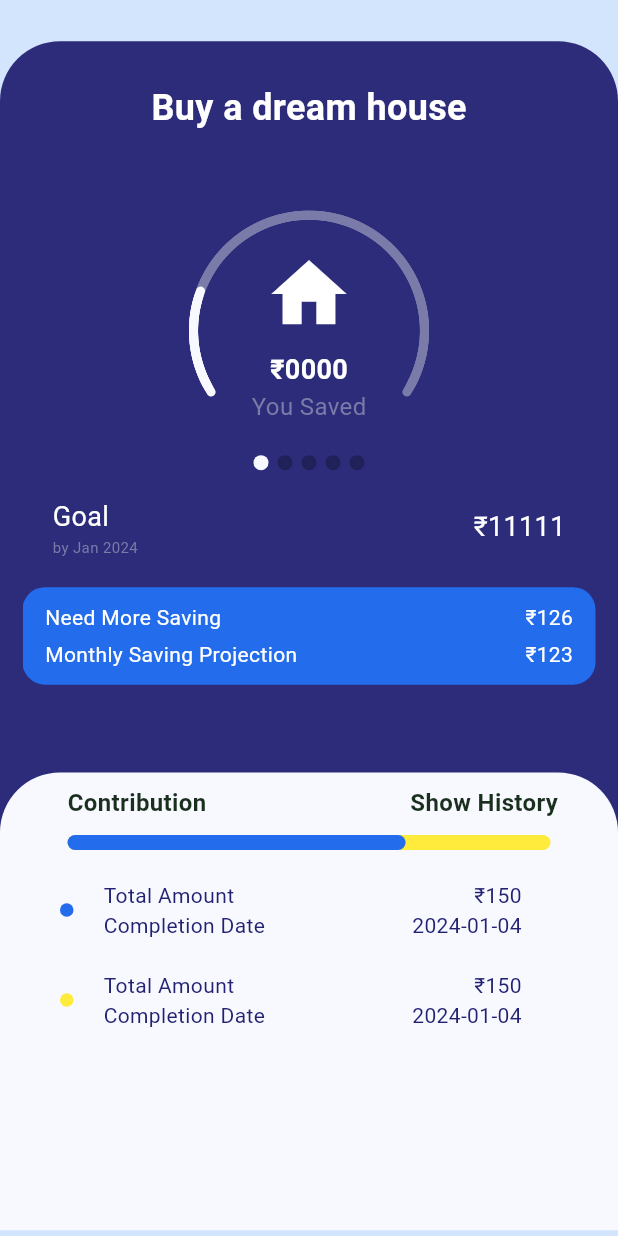
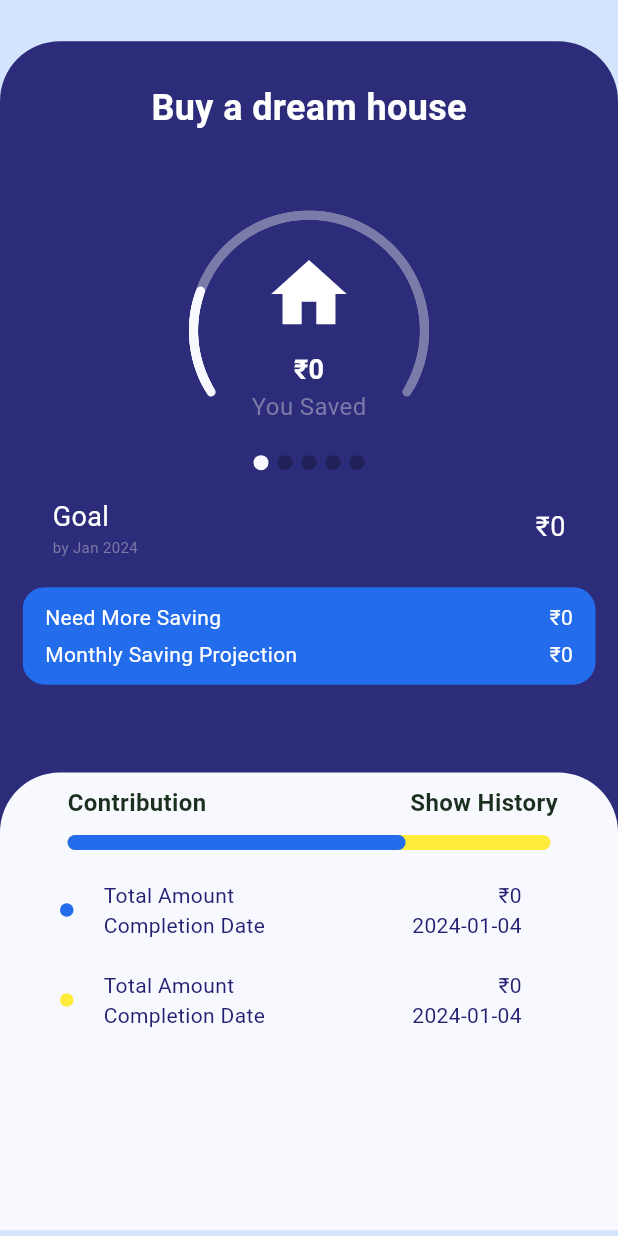
Before and after one commit to SachinVish012/test_pro, a Flutter app: the screen it shows after launch, on a phone screen of 412 x 824 dp. Run offline on Flutter 3.47's test engine with Material 3 defaults, Android fonts, the phone set to English and light mode, and no system bars; drawn by our look-alikes of carousel_slider, percent_indicator, step_progress_indicator; our stand-ins replace firebase_core, firebase_database; accounts and stored records are empty.

```diff
--- a/lib/main.dart
+++ b/lib/main.dart
@@ -1,7 +1,10 @@
+import 'package:firebase_core/firebase_core.dart';
 import 'package:flutter/material.dart';
 import 'package:test_pro/screens/home_page.dart';
 
-void main() {
+void main() async{
+  WidgetsFlutterBinding.ensureInitialized();
+  await Firebase.initializeApp();
   runApp(const MyApp());
 }
 
--- a/lib/screens/home_page.dart
+++ b/lib/screens/home_page.dart
@@ -1,3 +1,5 @@
+import 'package:firebase_core/firebase_core.dart';
+import 'package:firebase_database/firebase_database.dart';
 import 'package:flutter/material.dart';
 import 'package:test_pro/res/colors/colors.dart';
 import '../res/content/app_text.dart';
@@ -14,6 +16,13 @@ class HomePage extends StatefulWidget {
 }
 
 class _HomePageState extends State<HomePage> {
+  DatabaseReference ref = FirebaseDatabase.instance.ref("data");
+
+  @override
+  void initState() {
+    // TODO: implement initState
+    super.initState();
+  }
 
   @override
   Widget build(BuildContext context) {
--- a/lib/widget/circular_indicator.dart
+++ b/lib/widget/circular_indicator.dart
@@ -1,5 +1,6 @@
 import 'package:carousel_slider/carousel_options.dart';
 import 'package:carousel_slider/carousel_slider.dart';
+import 'package:firebase_database/firebase_database.dart';
 import 'package:flutter/material.dart';
 import 'package:step_progress_indicator/step_progress_indicator.dart';
 import 'package:test_pro/res/content/app_text.dart';
@@ -15,6 +16,36 @@ class CircularIndicatorHome extends StatefulWidget {
 
 class _CircularIndicatorHomeState extends State<CircularIndicatorHome> {
   int activePage = 0;
+  String saveAmount="0";
+  String goalAmount="0";
+  String savingAmount="0";
+  String monthSaveAmount="0";
+  DatabaseReference ref = FirebaseDatabase.instance.ref('data');
+
+  @override
+  initState(){
+    super.initState();
+    firebaseDataCall();
+  }
+
+  firebaseDataCall() async {
+    final goal1 = await ref.child('goalAmount').get();
+    final monthAmount1 = await ref.child('monthlySaving').get();
+    final saveAmount1 = await ref.child('saveAmount').get();
+    final savingAmount1 = await ref.child('savingAmount').get();
+    print(goal1.value);
+    if(goal1.value!=null&&monthAmount1.value!=null&&saveAmount1.value!=null&&savingAmount1.value!=null)
+      {
+        print("not null");
+        setState(() {
+          saveAmount=saveAmount1.value.toString();
+          goalAmount=goal1.value.toString();
+          savingAmount=savingAmount1.value.toString();
+          monthSaveAmount=monthAmount1.value.toString();
+        });
+      }
+  }
+
   @override
   Widget build(BuildContext context) {
       var height1 = MediaQuery
@@ -49,13 +80,14 @@ class _CircularIndicatorHomeState extends State<CircularIndicatorHome> {
                 IconButton(
                     onPressed:(){
                       print("Home Pressed");
+                      //firebasewrite();
                     },
                     icon: Icon(Icons.home,color: AppColors.textWhite,size: 60,)
                 ),
                 Container(
                   width: width1/3,
                   alignment: Alignment.topCenter,
-                  child: text1(context, "\u{20B9}0000", AppColors.textWhite,18,FontWeight.bold)
+                  child: text1(context, "\u{20B9}"+saveAmount, AppColors.textWhite,18,FontWeight.bold)
                 ),
                 Container(
                   child:
@@ -112,7 +144,7 @@ class _CircularIndicatorHomeState extends State<CircularIndicatorHome> {
                                 flex: 4,
                                 child: Container(
                                   alignment: Alignment.topRight,
-                                  child: text1(context, "\u{20B9}11111", AppColors.textWhite, 18, FontWeight.normal)
+                                  child: text1(context, "\u{20B9}"+goalAmount, AppColors.textWhite, 18, FontWeight.normal)
                                 )
                             ),
                           ],
@@ -145,7 +177,7 @@ class _CircularIndicatorHomeState extends State<CircularIndicatorHome> {
                                       flex: 4,
                                       child: Container(
                                         alignment: Alignment.topRight,
-                                        child: text1(context, "\u{20B9}126", AppColors.textWhite, 14, FontWeight.normal)
+                                        child: text1(context, "\u{20B9}"+savingAmount, AppColors.textWhite, 14, FontWeight.normal)
                                       )
                                   ),
                                 ],
@@ -168,7 +200,7 @@ class _CircularIndicatorHomeState extends State<CircularIndicatorHome> {
                                       flex: 4,
                                       child: Container(
                                         alignment: Alignment.topRight,
-                                        child: text1(context, "\u{20B9}123", AppColors.textWhite, 14, FontWeight.normal)
+                                        child: text1(context, "\u{20B9}"+monthSaveAmount, AppColors.textWhite, 14, FontWeight.normal)
                                       )
                                   ),
                                 ],
--- a/lib/widget/contribution_history.dart
+++ b/lib/widget/contribution_history.dart
@@ -1,3 +1,4 @@
+import 'package:firebase_database/firebase_database.dart';
 import 'package:flutter/material.dart';
 import 'package:percent_indicator/linear_percent_indicator.dart';
 
@@ -12,6 +13,30 @@ class ContributionHistory extends StatefulWidget {
 }
 
 class _ContributionHistoryState extends State<ContributionHistory> {
+  DatabaseReference ref = FirebaseDatabase.instance.ref('data/contribution');
+  String amount1="0";
+  String amount2="0";
+
+  @override
+  void initState() {
+    // TODO: implement initState
+    super.initState();
+    firebaseDataCall();
+  }
+  firebaseDataCall() async {
+    final amount11 = await ref.child('totalAmount1').get();
+    final amount22 = await ref.child('totalAmount2').get();
+    print(amount11.value);
+    if(amount11.value!=null&&amount22.value!=null)
+    {
+      print("not null");
+      setState(() {
+       amount1=amount11.value.toString();
+       amount2=amount22.value.toString();
+      });
+    }
+  }
+
   @override
   Widget build(BuildContext context) {
     var height1 = MediaQuery
@@ -102,7 +127,7 @@ class _ContributionHistoryState extends State<ContributionHistory> {
                       children: [
                         Container(
                           alignment: Alignment.topRight,
-                        child: text1(context, "\u{20B9}150"),
+                        child: text1(context, "\u{20B9}$amount1"),
                         ),
                         Container(
                           alignment: Alignment.topRight,
@@ -155,7 +180,7 @@ class _ContributionHistoryState extends State<ContributionHistory> {
                       children: [
                         Container(
                           alignment: Alignment.topRight,
-                          child: text1(context, "\u{20B9}150"),
+                          child: text1(context, "\u{20B9}$amount2"),
                         ),
                         Container(
                           alignment: Alignment.topRight,
--- a/pubspec.yaml
+++ b/pubspec.yaml
@@ -38,6 +38,8 @@ dependencies:
   step_progress_indicator: ^1.0.2
   carousel_slider: ^4.2.1
   percent_indicator: ^4.0.1
+  firebase_core: ^2.24.2
+  firebase_database: ^10.3.8
 
 dev_dependencies:
   flutter_test:
```
Also changed, not shown: pubspec.lock, 9 other files.
